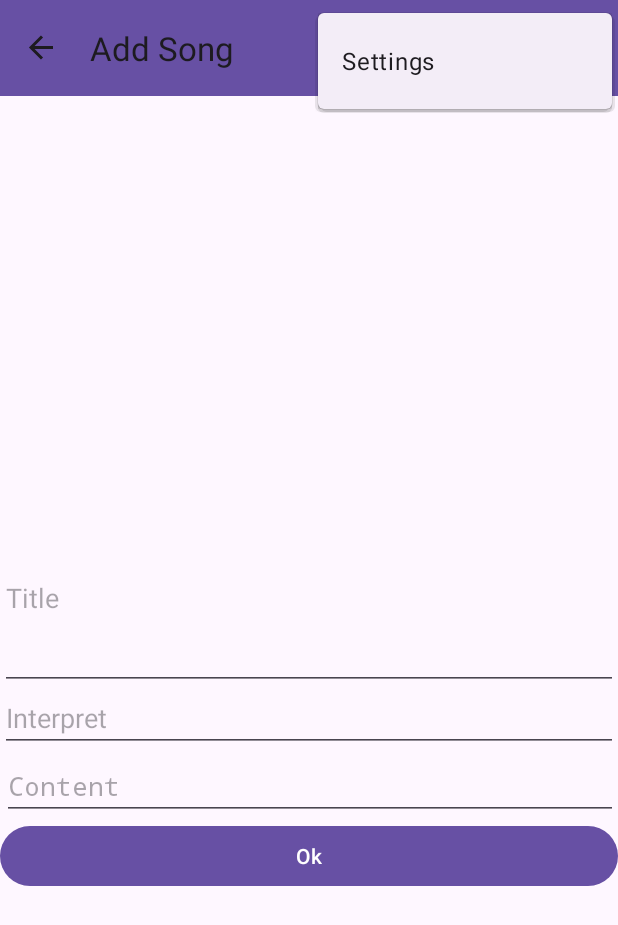
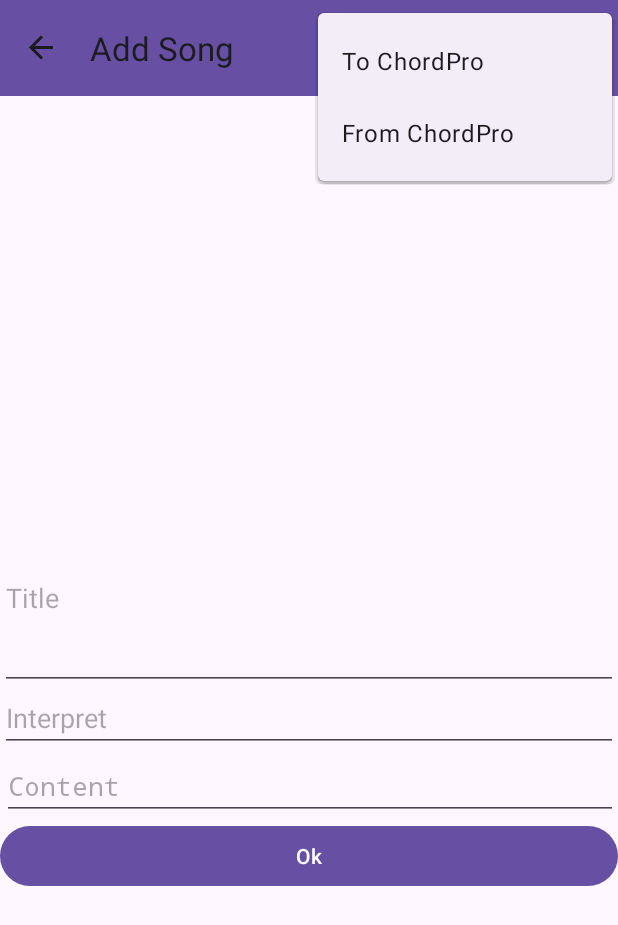
Before and after one commit to pasbi/ChordMate, an Android app: the AddFragment screen opened through its navigation route, with the options menu open, on a phone screen of 412 x 824 dp. Shown: the top 925 px of the screen. Run offline under Robolectric (Android 15) with nearby library versions, the phone set to English and light mode, and no system bars; our stand-ins replace Room's generated code, navigation-ui.

Commit message:
manually convert to/from ChordPro

```diff
--- a/app/src/main/java/de/pakab/chordmate/fragments/add/AddFragment.kt
+++ b/app/src/main/java/de/pakab/chordmate/fragments/add/AddFragment.kt
@@ -3,11 +3,16 @@ package de.pakab.chordmate.fragments.add
 import android.os.Bundle
 import android.util.Log
 import android.view.LayoutInflater
+import android.view.Menu
+import android.view.MenuInflater
+import android.view.MenuItem
 import android.view.View
 import android.view.ViewGroup
 import android.widget.Toast
 import androidx.core.text.set
+import androidx.core.view.MenuProvider
 import androidx.fragment.app.Fragment
+import androidx.lifecycle.Lifecycle
 import androidx.lifecycle.ViewModelProvider
 import androidx.navigation.fragment.findNavController
 import androidx.navigation.fragment.navArgs
@@ -15,13 +20,40 @@ import androidx.navigation.navOptions
 import de.pakab.chordmate.R
 import de.pakab.chordmate.databinding.FragmentAddBinding
 import de.pakab.chordmate.model.Song
+import de.pakab.chordmate.renderChordPro
+import de.pakab.chordmate.toChordPro
 import de.pakab.chordmate.viewmodel.SongViewModel
 import kotlin.getValue
+
+class AddFragmentMenuProvider(
+    val fragment: AddFragment,
+) : MenuProvider {
+    override fun onCreateMenu(
+        menu: Menu,
+        menuInflater: MenuInflater,
+    ) {
+        menu.clear()
+        menuInflater.inflate(R.menu.menu_edit_song, menu)
+    }
+
+    override fun onMenuItemSelected(menuItem: MenuItem): Boolean =
+        when (menuItem.itemId) {
+            R.id.action_convert_from_chord_pro -> {
+                fragment.setContent(renderChordPro(fragment.content()))
+                true
+            }
+            R.id.action_convert_to_chord_pro -> {
+                fragment.setContent(toChordPro(fragment.content()))
+                true
+            }
+            else -> false
+        }
+}
 
 class AddFragment : Fragment() {
     private lateinit var mSongViewModel: SongViewModel
     private var _binding: FragmentAddBinding? = null
-    public val binding get() = _binding!!
+    val binding get() = _binding!!
     val args: AddFragmentArgs by navArgs()
 
     override fun onCreateView(
@@ -30,6 +62,7 @@ class AddFragment : Fragment() {
         savedInstanceState: Bundle?,
     ): View? {
         _binding = FragmentAddBinding.inflate(inflater, container, false)
+        requireActivity().addMenuProvider(AddFragmentMenuProvider(this), viewLifecycleOwner, Lifecycle.State.RESUMED)
         val view = binding.root
 
         if (args.currentSong != null) {
@@ -68,4 +101,10 @@ class AddFragment : Fragment() {
         val action = AddFragmentDirections.actionAddFragmentToSongFragment(args.currentSong!!)
         findNavController().navigate(action, navOptions { popUpTo(R.id.songFragment) })
     }
+
+    fun setContent(text: String) {
+        _binding?.etContent?.setText(text)
+    }
+
+    fun content(): String = _binding?.etContent?.text.toString()
 }
--- /dev/null
+++ b/app/src/main/res/menu/menu_edit_song.xml
@@ -0,0 +1,16 @@
+<?xml version="1.0" encoding="utf-8"?>
+<menu xmlns:android="http://schemas.android.com/apk/res/android"
+    xmlns:app="http://schemas.android.com/apk/res-auto"
+    xmlns:tools="http://schemas.android.com/tools"
+    tools:context="de.pakab.chordmate.MainActivity">
+    <item
+        android:id="@+id/action_convert_to_chord_pro"
+        android:orderInCategory="100"
+        android:title="@string/to_chordpro"
+        app:showAsAction="never" />
+    <item
+        android:id="@+id/action_convert_from_chord_pro"
+        android:orderInCategory="100"
+        android:title="@string/from_chordpro"
+        app:showAsAction="never" />
+</menu>
--- a/app/src/main/res/values/strings.xml
+++ b/app/src/main/res/values/strings.xml
@@ -45,4 +45,6 @@
     </string>
     <!-- TODO: Remove or change this placeholder text -->
     <string name="hello_blank_fragment">Hello blank fragment</string>
+    <string name="to_chordpro">To ChordPro</string>
+    <string name="from_chordpro">From ChordPro</string>
 </resources>
```
Also changed, not shown: app/src/main/java/de/pakab/chordmate/fragments/SongFragment.kt (+40 -36 lines).
